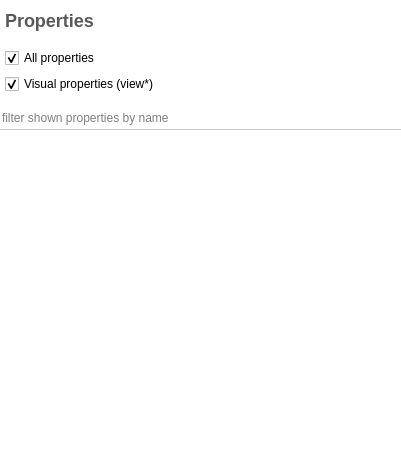
Qt form plugins/view/tableview/PropertiesEditor.ui (vadivelselvaraj/TulipGLImprovement) before a commit.
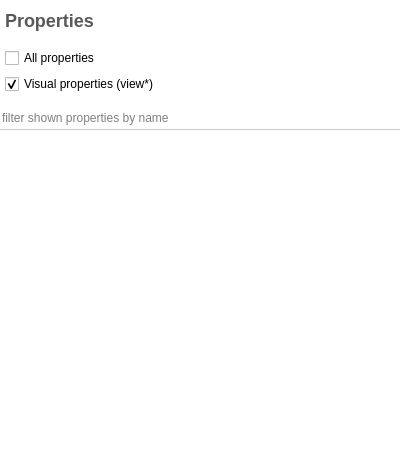
The same form after that commit. Icons and pictures are not drawn. Custom widgets are drawn as their Qt base class.

Commit message: - some improvements for the Table view :     * ensure columns and rows are resized to contents (only visible rows heights are updated when scrolling or when selected properties or graph changed)     * change the TulipItemEditorCreator for std::string type : use a QTextEdit instead of a QLineEdit (as strings can contain multiple lines)     * also when a string contains multiple lines, it is now correctly displayed in the table

```diff
--- a/plugins/view/tableview/PropertiesEditor.ui
+++ b/plugins/view/tableview/PropertiesEditor.ui
@@ -6,8 +6,8 @@
    <rect>
     <x>0</x>
     <y>0</y>
-    <width>401</width>
-    <height>460</height>
+    <width>399</width>
+    <height>458</height>
    </rect>
   </property>
   <property name="sizePolicy">
@@ -155,7 +155,7 @@
          <string>All properties</string>
         </property>
         <property name="checked">
-         <bool>true</bool>
+         <bool>false</bool>
         </property>
        </widget>
       </item>
```
The commit also changes 13 other files.
